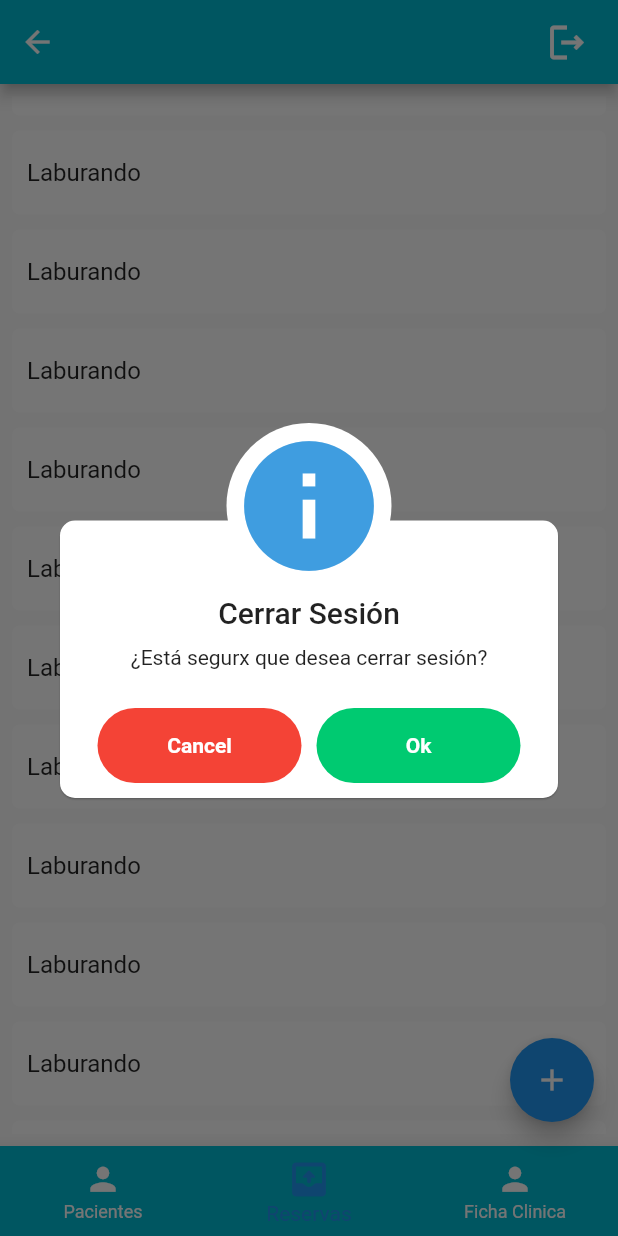
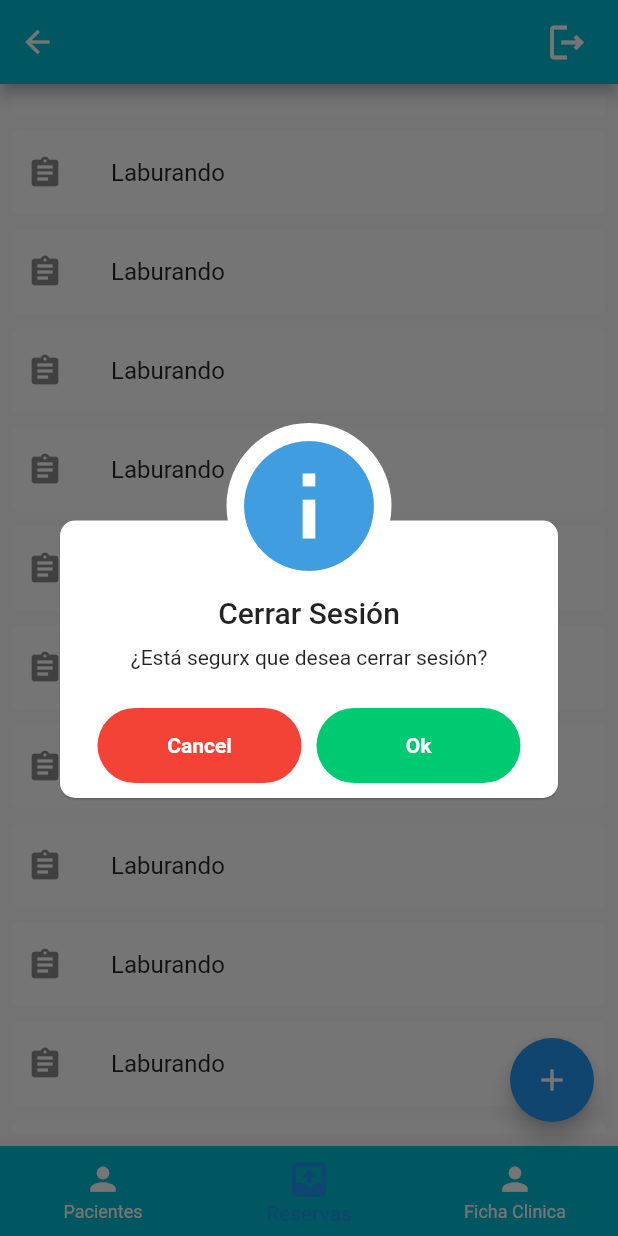
Before and after one commit to lezcano17/cliinic, a Flutter app: the HomeScreen screen opened by its route, item 2 of the bottom bar chosen, scrolled down 576 dp, after a tap on the "logout" icon, on a phone screen of 412 x 824 dp. Run offline on Flutter 3.47's test engine with Material 2 defaults, Android fonts, the phone set to English and light mode, and no system bars; our stand-ins replace awesome_dialog, date_field, font_awesome_flutter, get, google_fonts; network calls fail.

Commit message:
add info de cada reserva

```diff
--- a/lib/pages/home/views/home.dart
+++ b/lib/pages/home/views/home.dart
@@ -272,6 +272,7 @@ class _HomeScreenState extends State<HomeScreen> {
                             child: ListTile(
                               contentPadding:
                                   const EdgeInsets.fromLTRB(10, 0, 10, 0),
+                              leading: Icon(Icons.account_circle_outlined),
                               title: Column(
                                   crossAxisAlignment: CrossAxisAlignment.start,
                                   children: [
--- a/lib/pages/home/views/reserva_screen.dart
+++ b/lib/pages/home/views/reserva_screen.dart
@@ -1,5 +1,6 @@
 import 'dart:developer';
 
+import 'package:awesome_dialog/awesome_dialog.dart';
 import 'package:cliinic/pages/common/app_bar.dart';
 import 'package:flutter/material.dart';
 import 'package:flutter/src/foundation/key.dart';
@@ -203,16 +204,52 @@ class _ReservaScreenState extends State<ReservaScreen> {
                     child: GestureDetector(
                       child: ListTile(
                         contentPadding: const EdgeInsets.fromLTRB(10, 0, 10, 0),
+                        leading: const Icon(Icons.assignment),
                         title: Column(
                             crossAxisAlignment: CrossAxisAlignment.start,
                             children: [
                               if (reservas != null)
-                                Text(reservas!.lista![index].idReserva
-                                    .toString())
+                                Text(
+                                  'Id de la reserva: ${reservas!.lista![index].idReserva}',
+                                )
                               else
                                 const Text("Laburando")
                             ]),
                       ),
+                      onTap: () => {
+                        if (reservas != null)
+                          AwesomeDialog(
+                            context: context,
+                            animType: AnimType.scale,
+                            dialogType: DialogType.noHeader,
+                            body: Column(children: [
+                              Text(
+                                'Nombre empleado: ${reservas!.lista![index].idEmpleado?.nombreCompleto}',
+                                style: const TextStyle(
+                                    fontStyle: FontStyle.italic),
+                              ),
+                              Text(
+                                'Fecha de reserva: ${reservas!.lista![index].fecha.toString().substring(0, 10)}',
+                                style: const TextStyle(
+                                    fontStyle: FontStyle.italic),
+                              ),
+                              Text(
+                                'Hora Inicio: ${reservas!.lista![index].horaInicio}',
+                                style: const TextStyle(
+                                  fontStyle: FontStyle.italic,
+                                ),
+                              ),
+                              Text(
+                                'Hora final: ${reservas!.lista![index].horaFin}',
+                                style: const TextStyle(
+                                    fontStyle: FontStyle.italic),
+                              ),
+                            ]),
+                            title: 'This is Ignored',
+                            desc: 'This is also Ignored',
+                            btnOkOnPress: () {},
+                          )..show(),
+                      },
                     ));
               }))),
       floatingActionButton: FloatingActionButton(
```
